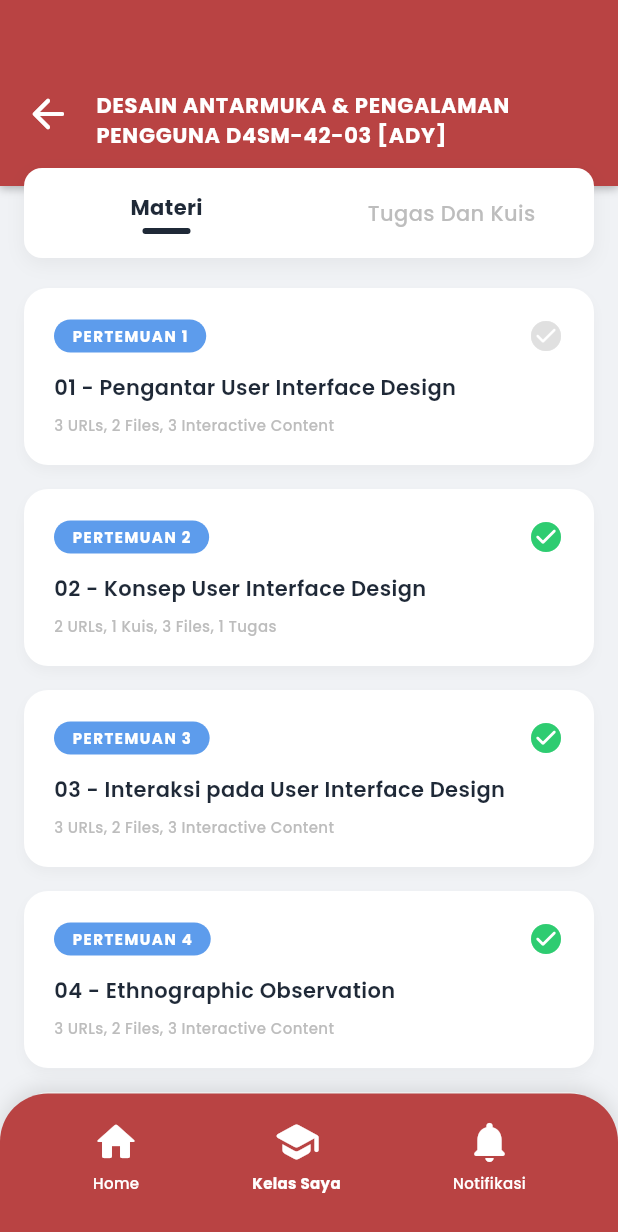
After one commit to milaamilatus/aplikasisayaceloe, a Flutter app: the CourseDetailScreen screen opened directly, on a phone screen of 412 x 824 dp. The commit adds this screen. Shown: the top 1232 px of the screen. Run offline on Flutter 3.47's test engine with Material 3 defaults, Android fonts, the phone set to English and light mode, and no system bars; our stand-ins replace google_fonts; network calls fail.

Commit message:
membuat course_detail_screen

```diff
--- /dev/null
+++ b/celoe/lib/course_detail_screen.dart
@@ -0,0 +1,323 @@
+import 'package:flutter/material.dart';
+import 'package:google_fonts/google_fonts.dart';
+
+class CourseDetailScreen extends StatelessWidget {
+  const CourseDetailScreen({super.key});
+
+  @override
+  Widget build(BuildContext context) {
+    final isDark = Theme.of(context).brightness == Brightness.dark;
+    final backgroundColor = isDark ? const Color(0xFF121212) : const Color(0xFFF0F2F5);
+    final cardColor = isDark ? const Color(0xFF1E1E1E) : Colors.white;
+    final textMainColor = isDark ? const Color(0xFFE0E0E0) : const Color(0xFF1F2937);
+    final primaryColor = const Color(0xFFB94343);
+    final blueTagColor = const Color(0xFF5D9CEC);
+    final greenCheckColor = const Color(0xFF2ECC71);
+
+    return Scaffold(
+      backgroundColor: backgroundColor,
+      body: SafeArea(
+        top: false,
+        child: Column(
+          children: [
+            // Header
+            Container(
+              width: double.infinity,
+              padding: const EdgeInsets.only(top: 60, bottom: 24, left: 16, right: 16),
+              decoration: BoxDecoration(
+                color: primaryColor,
+                boxShadow: [
+                  BoxShadow(color: Colors.black26, blurRadius: 4, offset: Offset(0, 2)),
+                ],
+              ),
+              child: Row(
+                crossAxisAlignment: CrossAxisAlignment.start,
+                children: [
+                  GestureDetector(
+                    onTap: () => Navigator.pop(context),
+                    child: const Icon(
+                      Icons.arrow_back_rounded,
+                      color: Colors.white,
+                      size: 32,
+                    ),
+                  ),
+                  const SizedBox(width: 16),
+                  Expanded(
+                    child: Text(
+                      'DESAIN ANTARMUKA & PENGALAMAN PENGGUNA D4SM-42-03 [ADY]',
+                      style: GoogleFonts.poppins(
+                        fontSize: 14,
+                        fontWeight: FontWeight.bold,
+                        color: Colors.white,
+                        letterSpacing: 0.5,
+                      ),
+                    ),
+                  ),
+                ],
+              ),
+            ),
+
+            // Tab Switcher
+            Transform.translate(
+              offset: const Offset(0, -12),
+              child: Padding(
+                padding: const EdgeInsets.symmetric(horizontal: 16.0),
+                child: Container(
+                  height: 60,
+                  decoration: BoxDecoration(
+                    color: cardColor,
+                    borderRadius: BorderRadius.circular(12),
+                    boxShadow: [
+                      BoxShadow(
+                        color: Colors.black.withOpacity(0.05),
+                        blurRadius: 10,
+                        offset: const Offset(0, 4),
+                      ),
+                    ],
+                  ),
+                  child: Row(
+                    children: [
+                      Expanded(
+                        child: Column(
+                          mainAxisAlignment: MainAxisAlignment.center,
+                          children: [
+                            Text(
+                              'Materi',
+                              style: GoogleFonts.poppins(
+                                fontSize: 14,
+                                fontWeight: FontWeight.bold,
+                                color: textMainColor,
+                              ),
+                            ),
+                            const SizedBox(height: 4),
+                            Container(
+                              width: 32,
+                              height: 4,
+                              decoration: BoxDecoration(
+                                color: textMainColor,
+                                borderRadius: BorderRadius.circular(2),
+                              ),
+                            ),
+                          ],
+                        ),
+                      ),
+                      Expanded(
+                        child: Center(
+                          child: Text(
+                            'Tugas Dan Kuis',
+                            style: GoogleFonts.poppins(
+                              fontSize: 14,
+                              fontWeight: FontWeight.w500,
+                              color: Colors.grey[400],
+                            ),
+                          ),
+                        ),
+                      ),
+                    ],
+                  ),
+                ),
+              ),
+            ),
+
+            // Content List
+            Expanded(
+              child: ListView(
+                padding: const EdgeInsets.symmetric(horizontal: 16, vertical: 8),
+                children: [
+                  _buildModuleItem(
+                    tag: 'Pertemuan 1',
+                    title: '01 - Pengantar User Interface Design',
+                    metadata: '3 URLs, 2 Files, 3 Interactive Content',
+                    isCompleted: false,
+                    cardColor: cardColor,
+                    textMainColor: textMainColor,
+                    blueTagColor: blueTagColor,
+                    greenCheckColor: greenCheckColor,
+                  ),
+                  _buildModuleItem(
+                    tag: 'Pertemuan 2',
+                    title: '02 - Konsep User Interface Design',
+                    metadata: '2 URLs, 1 Kuis, 3 Files, 1 Tugas',
+                    isCompleted: true,
+                    cardColor: cardColor,
+                    textMainColor: textMainColor,
+                    blueTagColor: blueTagColor,
+                    greenCheckColor: greenCheckColor,
+                  ),
+                  _buildModuleItem(
+                    tag: 'Pertemuan 3',
+                    title: '03 - Interaksi pada User Interface Design',
+                    metadata: '3 URLs, 2 Files, 3 Interactive Content',
+                    isCompleted: true,
+                    cardColor: cardColor,
+                    textMainColor: textMainColor,
+                    blueTagColor: blueTagColor,
+                    greenCheckColor: greenCheckColor,
+                  ),
+                  _buildModuleItem(
+                    tag: 'Pertemuan 4',
+                    title: '04 - Ethnographic Observation',
+                    metadata: '3 URLs, 2 Files, 3 Interactive Content',
+                    isCompleted: true,
+                    cardColor: cardColor,
+                    textMainColor: textMainColor,
+                    blueTagColor: blueTagColor,
+                    greenCheckColor: greenCheckColor,
+                  ),
+                  _buildModuleItem(
+                    tag: 'Pertemuan 5',
+                    title: '05 - UID Testing',
+                    metadata: '3 URLs, 2 Files, 3 Interactive Content',
+                    isCompleted: true,
+                    cardColor: cardColor,
+                    textMainColor: textMainColor,
+                    blueTagColor: blueTagColor,
+                    greenCheckColor: greenCheckColor,
+                  ),
+                  _buildModuleItem(
+                    tag: 'Pertemuan 6',
+                    title: '06 - Assessment I',
+                    metadata: '3 URLs, 2 Files, 3 Interactive Content',
+                    isCompleted: true,
+                    cardColor: cardColor,
+                    textMainColor: textMainColor,
+                    blueTagColor: blueTagColor,
+                    greenCheckColor: greenCheckColor,
+                  ),
+                  const SizedBox(height: 80),
+                ],
+              ),
+            ),
+          ],
+        ),
+      ),
+      bottomNavigationBar: Container(
+        height: 95,
+        padding: const EdgeInsets.only(bottom: 12, left: 24, right: 24),
+        decoration: BoxDecoration(
+          color: primaryColor,
+          borderRadius: const BorderRadius.only(
+            topLeft: Radius.circular(32),
+            topRight: Radius.circular(32),
+          ),
+          boxShadow: [
+            BoxShadow(
+              color: Colors.black.withOpacity(0.1),
+              blurRadius: 10,
+              offset: const Offset(0, -4),
+            ),
+          ],
+        ),
+        child: Row(
+          mainAxisAlignment: MainAxisAlignment.spaceAround,
+          crossAxisAlignment: CrossAxisAlignment.center,
+          children: [
+            _buildNavItem(Icons.home_rounded, 'Home', false),
+            _buildNavItem(Icons.school_rounded, 'Kelas Saya', true),
+            _buildNavItem(Icons.notifications_rounded, 'Notifikasi', false),
+          ],
+        ),
+      ),
+    );
+  }
+
+  Widget _buildModuleItem({
+    required String tag,
+    required String title,
+    required String metadata,
+    required bool isCompleted,
+    required Color cardColor,
+    required Color textMainColor,
+    required Color blueTagColor,
+    required Color greenCheckColor,
+  }) {
+    return Container(
+      margin: const EdgeInsets.only(bottom: 16),
+      padding: const EdgeInsets.all(20),
+      decoration: BoxDecoration(
+        color: cardColor,
+        borderRadius: BorderRadius.circular(16),
+        boxShadow: [
+          BoxShadow(
+            color: Colors.black.withOpacity(0.03),
+            blurRadius: 6,
+            offset: const Offset(0, 4),
+          ),
+        ],
+      ),
+      child: Column(
+        crossAxisAlignment: CrossAxisAlignment.start,
+        children: [
+          Row(
+            mainAxisAlignment: MainAxisAlignment.spaceBetween,
+            children: [
+              Container(
+                padding: const EdgeInsets.symmetric(horizontal: 12, vertical: 4),
+                decoration: BoxDecoration(
+                  color: blueTagColor,
+                  borderRadius: BorderRadius.circular(20),
+                ),
+                child: Text(
+                  tag.toUpperCase(),
+                  style: GoogleFonts.poppins(
+                    fontSize: 10,
+                    fontWeight: FontWeight.bold,
+                    color: Colors.white,
+                    letterSpacing: 1,
+                  ),
+                ),
+              ),
+              Icon(
+                Icons.check_circle_rounded,
+                color: isCompleted ? greenCheckColor : Colors.grey[300],
+                size: 24,
+              ),
+            ],
+          ),
+          const SizedBox(height: 12),
+          Text(
+            title,
+            style: GoogleFonts.poppins(
+              fontSize: 14,
+              fontWeight: FontWeight.w600,
+              color: textMainColor,
+              height: 1.4,
+            ),
+          ),
+          const SizedBox(height: 8),
+          Text(
+            metadata,
+            style: GoogleFonts.poppins(
+              fontSize: 10,
+              fontWeight: FontWeight.w500,
+              color: Colors.grey[400],
+            ),
+          ),
+        ],
+      ),
+    );
+  }
+
+  Widget _buildNavItem(IconData icon, String label, bool isActive) {
+    return Column(
+      mainAxisSize: MainAxisSize.min,
+      mainAxisAlignment: MainAxisAlignment.end,
+      children: [
+        Icon(
+          icon,
+          color: Colors.white,
+          size: 32,
+        ),
+        const SizedBox(height: 4),
+        Text(
+          label,
+          style: GoogleFonts.poppins(
+            color: Colors.white,
+            fontSize: 10,
+            fontWeight: isActive ? FontWeight.bold : FontWeight.w500,
+          ),
+        ),
+      ],
+    );
+  }
+}
--- a/celoe/lib/profile_screen.dart
+++ b/celoe/lib/profile_screen.dart
@@ -1,6 +1,7 @@
 import 'package:flutter/material.dart';
 import 'package:google_fonts/google_fonts.dart';
 import 'notification_screen.dart';
+import 'course_detail_screen.dart';
 
 class ProfileScreen extends StatefulWidget {
   const ProfileScreen({super.key});
```
